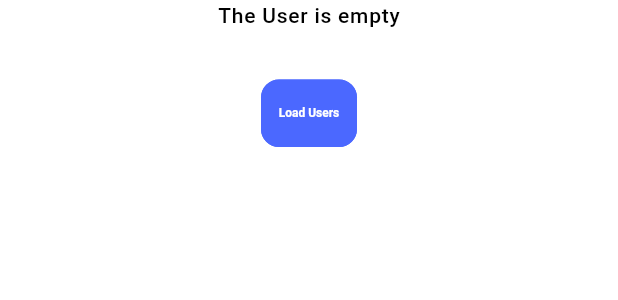
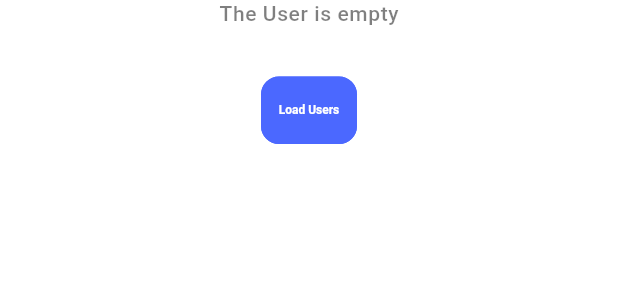
Before and after one commit to Tahaahm/admin_store, a Flutter app: the UserList widget shown alone on an empty page, opened directly, on a phone screen of 412 x 824 dp. Shown: the top 300 px of the screen. Run offline on Flutter 3.47's test engine with Material 3 defaults, Android fonts, the light colour scheme and no system bars; our stand-ins replace cached_network_image, cloud_firestore, connectivity_plus, dotted_border, firebase_auth, firebase_core and 9 more; accounts and stored records are empty; project files that could hold a hidden picture were left out.

Commit message:
Update dependencies in pubspec.yaml

```diff
--- a/analysis_options.yaml
+++ b/analysis_options.yaml
@@ -23,6 +23,5 @@ linter:
   rules:
     # avoid_print: false  # Uncomment to disable the `avoid_print` rule
     # prefer_single_quotes: true  # Uncomment to enable the `prefer_single_quotes` rule
-
 # Additional information about this file can be found at
 # https://dart.dev/guides/language/analysis-options
--- a/lib/common/widgets/container/user_list.dart
+++ b/lib/common/widgets/container/user_list.dart
@@ -116,7 +116,7 @@ class UserList extends StatelessWidget {
               children: [
                 Text(
                   "The User is empty",
-                  style: Theme.of(context).textTheme.bodyText1,
+                  style: Theme.of(context).textTheme.bodySmall,
                 ),
                 SizedBox(height: Dimentions.height30),
                 ElevatedButton(
--- a/pubspec.yaml
+++ b/pubspec.yaml
@@ -35,7 +35,7 @@ dependencies:
   dotted_border: ^2.1.0
   firebase_auth: ^4.15.3
   firebase_core: ^2.24.2
-  firebase_storage: ^11.5.6
+  firebase_storage: ^11.6.10
   flutter:
     sdk: flutter
   get: ^4.6.6
```
Also changed, not shown: pubspec.lock.
